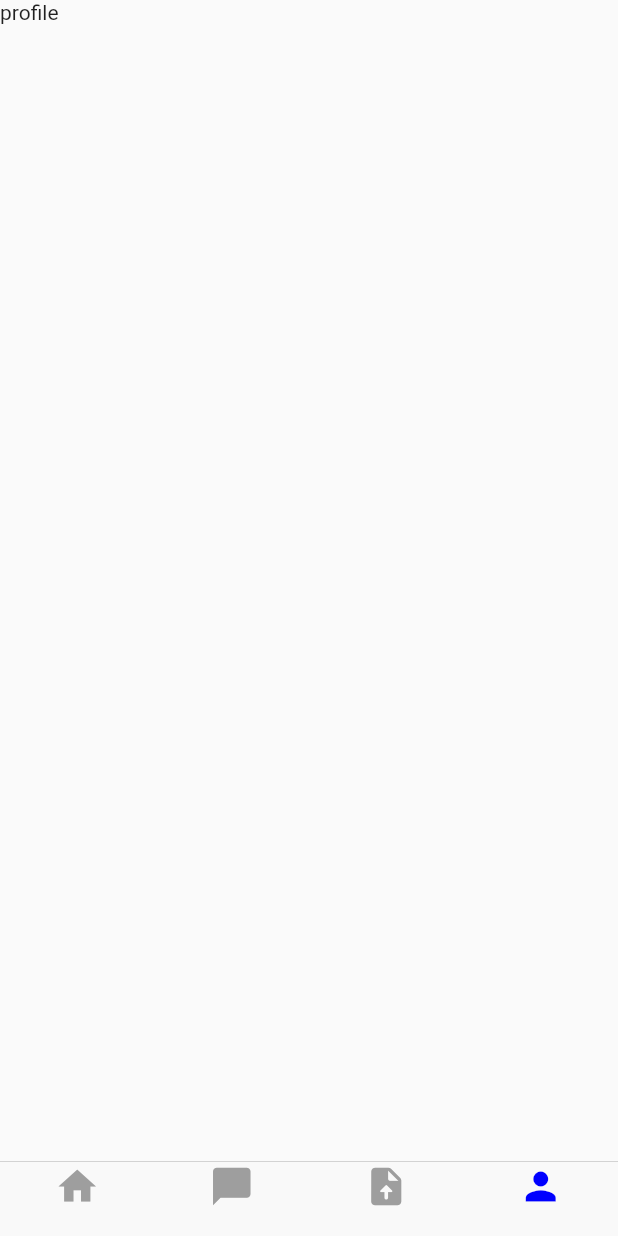
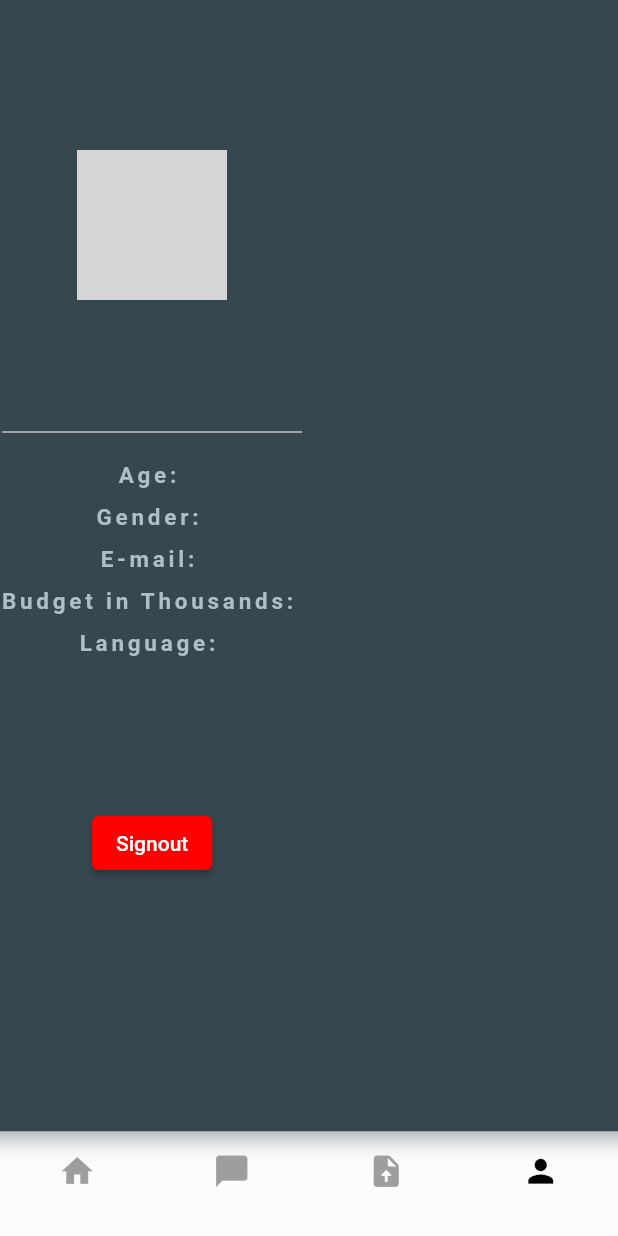
Before and after one commit to riyakumari88/my_roomieC, a Flutter app: the screen it shows once a user with an empty profile is signed in, swiped to page 4, on a phone screen of 412 x 824 dp. Run offline on Flutter 3.47's test engine with Material 2 defaults, Android fonts, the phone set to English and light mode, and no system bars; our stand-ins replace camera, cloud_firestore, firebase_auth, firebase_core, firebase_messaging, firebase_storage and 5 more; missing offline and left inert: encrypt, ulid; accounts and stored records are empty; network calls fail; Roboto replaces fonts that are missing (Source Sans Pro); grey boxes are pictures that could not be loaded.

Commit message:
5th commit

```diff
--- a/lib/responsive/mobile_screen_layout.dart
+++ b/lib/responsive/mobile_screen_layout.dart
@@ -66,36 +66,37 @@ class _MobileScreenLayoutState extends State<MobileScreenLayout> {
         onPageChanged: onPageChanged,
       ),
       bottomNavigationBar: CupertinoTabBar(
+        //height: 50,
+        iconSize: 25,
+        height: 70,
+        backgroundColor: Colors.white30,
+        activeColor: Colors.black,
         items: [
           BottomNavigationBarItem(
               icon: Icon(
                 Icons.home,
-                color:
-                    _page == 0 ? Color.fromRGBO(0, 0, 255, 60) : secondaryColor,
+                color: _page == 0 ? Color.fromRGBO(0, 0, 0, 1) : secondaryColor,
               ),
               label: '',
               backgroundColor: Color.fromRGBO(0, 0, 255, 60)),
           BottomNavigationBarItem(
               icon: Icon(
                 Icons.messenger_rounded,
-                color:
-                    _page == 1 ? Color.fromRGBO(0, 0, 255, 60) : secondaryColor,
+                color: _page == 1 ? Color.fromRGBO(0, 0, 0, 1) : secondaryColor,
               ),
               label: '',
               backgroundColor: Color.fromRGBO(0, 0, 255, 60)),
           BottomNavigationBarItem(
               icon: Icon(
                 Icons.upload_file_rounded,
-                color:
-                    _page == 2 ? Color.fromRGBO(0, 0, 255, 60) : secondaryColor,
+                color: _page == 2 ? Color.fromRGBO(0, 0, 0, 1) : secondaryColor,
               ),
               label: '',
               backgroundColor: Color.fromRGBO(0, 0, 255, 60)),
           BottomNavigationBarItem(
               icon: Icon(
                 Icons.person,
-                color:
-                    _page == 3 ? Color.fromRGBO(0, 0, 255, 60) : secondaryColor,
+                color: _page == 3 ? Color.fromRGBO(0, 0, 0, 1) : secondaryColor,
               ),
               label: '',
               backgroundColor: Color.fromRGBO(0, 0, 255, 60)),
--- a/lib/screens/add_post_screen.dart
+++ b/lib/screens/add_post_screen.dart
@@ -2,6 +2,7 @@ import 'dart:typed_data';
 
 import 'package:flutter/material.dart';
 import 'package:flutter_application_1/resources/fire_store_methods.dart';
+import 'package:flutter_application_1/screens/chat_list.dart';
 import 'package:flutter_application_1/utils/colors.dart';
 import 'package:flutter_application_1/utils/utils.dart';
 import 'package:flutter_application_1/widgets/text_field_input.dart';
@@ -13,6 +14,7 @@ import '../provider/user_provider.dart';
 import '../responsive/mobile_screen_layout.dart';
 import '../responsive/responsive_layout.dart';
 import '../responsive/web_screen_layout.dart';
+import 'home.dart';
 
 class AddPostScreen extends StatefulWidget {
   const AddPostScreen({Key? key}) : super(key: key);
@@ -109,6 +111,9 @@ class _AddPostScreenState extends State<AddPostScreen> {
     return _file == null
         ? Center(
             child: IconButton(
+              iconSize: 30,
+              splashRadius: 50,
+              splashColor: Colors.lightGreenAccent,
               icon: Icon(Icons.upload),
               onPressed: () => _selectImage(context),
             ),
--- a/lib/screens/addpic.dart
+++ b/lib/screens/addpic.dart
@@ -17,10 +17,15 @@ class picAdd extends StatefulWidget {
 class _picAddState extends State<picAdd> {
   @override
   Widget build(BuildContext context) {
-    return Center(
-        child: IconButton(
-      icon: const Icon(Icons.upload),
-      onPressed: () {},
-    ));
+    return Column(
+      children: [
+        Center(
+            child: IconButton(
+          icon: const Icon(Icons.upload),
+          onPressed: () {},
+        )),
+        Text("Add Pic")
+      ],
+    );
   }
 }
--- a/lib/screens/chat_list.dart
+++ b/lib/screens/chat_list.dart
@@ -41,17 +41,8 @@ class _HomePageState extends State<HomePage> {
       appBar: AppBar(
         title: Text("Users"),
         automaticallyImplyLeading: false,
+        backgroundColor: Color.fromARGB(226, 97, 231, 124),
         centerTitle: true,
-        actions: <Widget>[
-          ElevatedButton(
-            //textColor: Colors.white,
-            onPressed: () async {
-              await FirebaseAuth.instance.signOut();
-            },
-            child: Text("Signout"),
-            //shape: CircleBorder(side: BorderSide(color: Colors.transparent)),
-          ),
-        ],
       ),
       body: StreamBuilder(
           stream: FirebaseFirestore.instance
--- a/lib/screens/user_profile.dart
+++ b/lib/screens/user_profile.dart
@@ -1,28 +1,152 @@
-// import 'package:cloud_firestore/cloud_firestore.dart';
-// import 'package:firebase_auth/firebase_auth.dart';
-// import 'package:flutter/cupertino.dart';
-// import 'package:flutter/material.dart';
-// import 'package:flutter_application_1/models/user.dart' as model;
-// import 'package:flutter_application_1/resources/auth_methods.dart';
+import 'package:cloud_firestore/cloud_firestore.dart';
+import 'package:firebase_auth/firebase_auth.dart';
+import 'package:flutter/cupertino.dart';
+import 'package:flutter/material.dart';
+import 'package:flutter_application_1/models/user.dart' as model;
+import 'package:flutter_application_1/provider/user_provider.dart';
+import 'package:flutter_application_1/resources/auth_methods.dart';
+import 'package:provider/provider.dart';
 
-// class UserProfile extends StatelessWidget {
-//   const UserProfile({
-//     Key? key,
-//   }) : super(key: key);
+class UserProfile extends StatelessWidget {
+  const UserProfile({
+    Key? key,
+  }) : super(key: key);
 
-//   @override
-//   Widget build(BuildContext context) {
-//     String _auth = FirebaseAuth.instance.currentUser!.uid;
-//     DocumentSnapshot<Map<String, dynamic>> snap =
-//         FirebaseFirestore.instance.collection("users").doc(_auth).snapshots();
-//     model.User user = model.User.fromSnap(snap as DocumentSnapshot<Object?>);
-//     return Container(
-//       child: CircleAvatar(
-//         radius: 16,
-//         backgroundImage: NetworkImage(
-//           user['photoUrl'],
-//         ),
-//       ),
-//     );
-//   }
-// }
+  @override
+  Widget build(BuildContext context) {
+    model.User user = Provider.of<UserProvider>(context).getUser;
+    return Scaffold(
+        backgroundColor: Colors.blueGrey[800],
+        body: SafeArea(
+            minimum: const EdgeInsets.only(top: 100),
+            child: Column(
+              children: <Widget>[
+                CircleAvatar(
+                  radius: 50,
+                  backgroundImage: NetworkImage(user.photoUrl),
+                ),
+                const SizedBox(
+                  height: 10,
+                ),
+                Text(
+                  user.username,
+                  style: TextStyle(
+                    fontSize: 35.0,
+                    color: Colors.white,
+                    fontWeight: FontWeight.bold,
+                    fontFamily: "Pacifico",
+                  ),
+                ),
+                const SizedBox(
+                  height: 10,
+                ),
+                Text(
+                  textAlign: TextAlign.center,
+                  user.bio,
+                  style: TextStyle(
+                      fontSize: 15,
+                      color: Colors.blueGrey[200],
+                      letterSpacing: 2,
+                      fontWeight: FontWeight.normal,
+                      fontFamily: "Source Sans Pro"),
+                ),
+                SizedBox(
+                  height: 20,
+                  width: 200,
+                  child: Divider(
+                    color: Colors.white,
+                  ),
+                ),
+                const SizedBox(
+                  height: 10,
+                ),
+                Text(
+                  textAlign: TextAlign.left,
+                  'Age: ' + user.age,
+                  style: TextStyle(
+                      fontSize: 15,
+                      color: Colors.blueGrey[200],
+                      letterSpacing: 2.5,
+                      fontWeight: FontWeight.bold,
+                      fontFamily: "Source Sans Pro"),
+                ),
+                const SizedBox(
+                  height: 10,
+                ),
+                Text(
+                  textAlign: TextAlign.left,
+                  'Gender: ' + user.gender,
+                  style: TextStyle(
+                      fontSize: 15,
+                      color: Colors.blueGrey[200],
+                      letterSpacing: 2.5,
+                      fontWeight: FontWeight.bold,
+                      fontFamily: "Source Sans Pro"),
+                ),
+                const SizedBox(
+                  height: 10,
+                ),
+                Text(
+                  textAlign: TextAlign.left,
+                  'E-mail: ' + user.email,
+                  style: TextStyle(
+                      fontSize: 15,
+                      color: Colors.blueGrey[200],
+                      letterSpacing: 2.5,
+                      fontWeight: FontWeight.bold,
+                      fontFamily: "Source Sans Pro"),
+                ),
+                const SizedBox(
+                  height: 10,
+                ),
+                Text(
+                  textAlign: TextAlign.left,
+                  'Budget in Thousands: ' + user.budget,
+                  style: TextStyle(
+                      fontSize: 15,
+                      color: Colors.blueGrey[200],
+                      letterSpacing: 2.5,
+                      fontWeight: FontWeight.bold,
+                      fontFamily: "Source Sans Pro"),
+                ),
+                const SizedBox(
+                  height: 10,
+                ),
+                Text(
+                  textAlign: TextAlign.left,
+                  'Language: ' + user.language,
+                  style: TextStyle(
+                      fontSize: 15,
+                      color: Colors.blueGrey[200],
+                      letterSpacing: 2.5,
+                      fontWeight: FontWeight.bold,
+                      fontFamily: "Source Sans Pro"),
+                ),
+                const SizedBox(
+                  height: 100,
+                ),
+                ElevatedButton(
+                  // ignore: prefer_const_constructors
+                  style: ElevatedButton.styleFrom(
+                    primary: Color.fromRGBO(255, 0, 0, 60),
+                  ),
+                  //textColor: Colors.white,
+                  onPressed: () async {
+                    await FirebaseAuth.instance.signOut();
+                  },
+                  child: Text("Signout"),
+                  //shape: CircleBorder(side: BorderSide(color: Colors.transparent)),
+                ),
+                // we will be creating a new widget name info carrd
+
+                //   InfoCard(text: phone, icon: Icons.phone, onPressed: () async {}),
+                //   InfoCard(text: url, icon: Icons.web, onPressed: () async {}),
+                //   InfoCard(
+                //       text: location,
+                //       icon: Icons.location_city,
+                //       onPressed: () async {}),
+                //   InfoCard(text: email, icon: Icons.email, onPressed: () async {}),
+              ],
+            )));
+  }
+}
--- a/lib/utils/global_variables.dart
+++ b/lib/utils/global_variables.dart
@@ -4,6 +4,8 @@ import 'package:flutter_application_1/screens/add_post_screen.dart';
 import 'package:flutter_application_1/screens/chat_list.dart';
 import 'package:flutter_application_1/screens/chatpage.dart';
 import 'package:flutter_application_1/screens/home.dart';
+
+import '../screens/user_profile.dart';
 // import 'package:flutter_application_1/screens/feed_screen.dart';
 // import 'package:flutter_application_1/screens/profile_screen.dart';
 // import 'package:flutter_application_1/screens/search_screen.dart';
@@ -16,7 +18,7 @@ List<Widget> homeScreenItems = [
   Home(),
   HomePage(),
   AddPostScreen(),
-  Text('profile'),
+  UserProfile(),
 
   //const Text('notifications'),
   // ProfileScreen(
```
